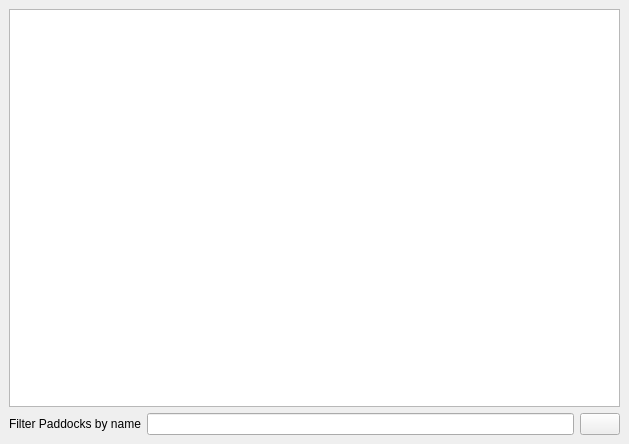
Old version of the form mlapp/src/views/paddock_view/paddock_view_base.ui in the repository Trailmarker/paddock-power.
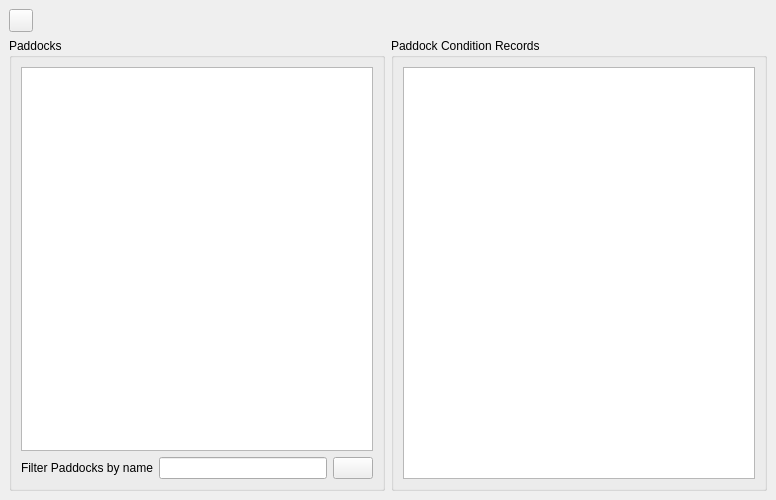
New version of the form. Icons and pictures are not drawn. Custom widgets are drawn as their Qt base class.

Commit message: add a new Paddock View that includes a Paddock Condition tabular viewer with editing capability

Patch:
```diff
--- a/mlapp/src/views/paddock_view/paddock_view_base.ui
+++ b/mlapp/src/views/paddock_view/paddock_view_base.ui
@@ -6,22 +6,91 @@
       <rect>
         <x>0</x>
         <y>0</y>
-        <width>629</width>
-        <height>444</height>
-      </rect>
-    </property>
+    <width>776</width>
+    <height>500</height>
+   </rect>
+  </property>
+  <property name="sizePolicy">
+   <sizepolicy hsizetype="MinimumExpanding" vsizetype="Minimum">
+    <horstretch>0</horstretch>
+    <verstretch>0</verstretch>
+   </sizepolicy>
+  </property>
+  <property name="layoutDirection">
+   <enum>Qt::LeftToRight</enum>
+  </property>
+  <property name="styleSheet">
+   <string notr="true"/>
+  </property>
     <property name="windowTitle">
       <string>MLA Paddock Power | View Paddocks</string>
     </property>
     <widget class="QWidget" name="dockWidgetContents">
-      <layout class="QGridLayout">
-        <property name="sizeConstraint">
-          <enum>QLayout::SetMaximumSize</enum>
-        </property>
-        <item row="1" column="0">
+   <property name="sizePolicy">
+    <sizepolicy hsizetype="MinimumExpanding" vsizetype="MinimumExpanding">
+     <horstretch>0</horstretch>
+     <verstretch>0</verstretch>
+    </sizepolicy>
+   </property>
+   <property name="layoutDirection">
+    <enum>Qt::LeftToRight</enum>
+   </property>
+   <property name="styleSheet">
+    <string notr="true"/>
+   </property>
+   <layout class="QVBoxLayout" name="verticalLayout">
+    <item>
+     <layout class="QHBoxLayout" name="headerLayout">
+      <item>
+       <widget class="QToolButton" name="sketchPaddockButton">
+        <property name="toolTip">
+         <string>Sketch a Paddock …</string>
+        </property>
+        <property name="text">
+         <string/>
+        </property>
+        <property name="icon">
+         <iconset>
+          <normaloff>../../../images/new-split-paddock.png</normaloff>../../../images/new-split-paddock.png</iconset>
+        </property>
+       </widget>
+      </item>
+      <item>
+       <spacer name="toolbarSpacer">
+        <property name="orientation">
+         <enum>Qt::Horizontal</enum>
+        </property>
+        <property name="sizeHint" stdset="0">
+         <size>
+          <width>40</width>
+          <height>20</height>
+         </size>
+        </property>
+       </spacer>
+      </item>
+     </layout>
+    </item>
+    <item>
+     <layout class="QHBoxLayout" name="contentLayout" stretch="1,1">
+      <property name="topMargin">
+       <number>0</number>
+      </property>
+      <item>
+       <widget class="QGroupBox" name="paddockListGroupBox">
+        <property name="sizePolicy">
+         <sizepolicy hsizetype="Expanding" vsizetype="MinimumExpanding">
+          <horstretch>0</horstretch>
+          <verstretch>0</verstretch>
+         </sizepolicy>
+        </property>
+        <property name="title">
+         <string>Paddocks</string>
+        </property>
+        <layout class="QVBoxLayout" name="paddocksVerticalLayout">
+         <item>
           <widget class="PaddockLayerList" name="paddockList"/>
         </item>
-        <item row="2" column="0">
+         <item>
           <layout class="QHBoxLayout" name="horizontalLayout">
             <item>
               <widget class="QLabel" name="paddockFilterLabel">
@@ -57,6 +126,29 @@
         </item>
       </layout>
     </widget>
+      </item>
+      <item>
+       <widget class="QGroupBox" name="conditionListGroupBox">
+        <property name="sizePolicy">
+         <sizepolicy hsizetype="Expanding" vsizetype="MinimumExpanding">
+          <horstretch>0</horstretch>
+          <verstretch>0</verstretch>
+         </sizepolicy>
+        </property>
+        <property name="title">
+         <string>Paddock Condition Records</string>
+        </property>
+        <layout class="QVBoxLayout" name="paddocksVerticalLayout_2">
+         <item>
+          <widget class="ConditionLayerList" name="conditionList"/>
+         </item>
+        </layout>
+       </widget>
+      </item>
+     </layout>
+    </item>
+   </layout>
+  </widget>
   </widget>
   <customwidgets>
     <customwidget>
@@ -64,6 +156,11 @@
       <extends>QListView</extends>
       <header>mlapp/src/widgets/feature_list/paddock_layer_list</header>
     </customwidget>
+  <customwidget>
+   <class>ConditionLayerList</class>
+   <extends>QListWidget</extends>
+   <header>mlapp/src/widgets/feature_list/condition_layer_list</header>
+  </customwidget>
   </customwidgets>
   <resources/>
   <connections/>
```
Left out of the diff: 2 changed lines with no effect on the pictures. Lines whose indentation alone changed are shown as unchanged. The commit also changes 20 other files.
